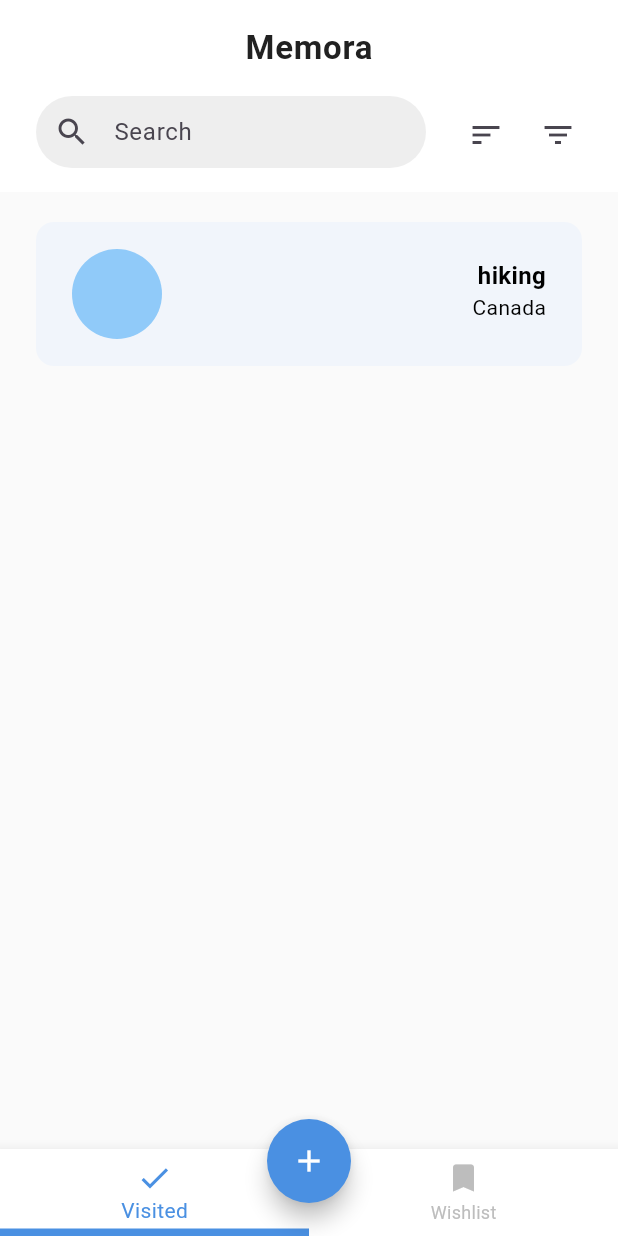
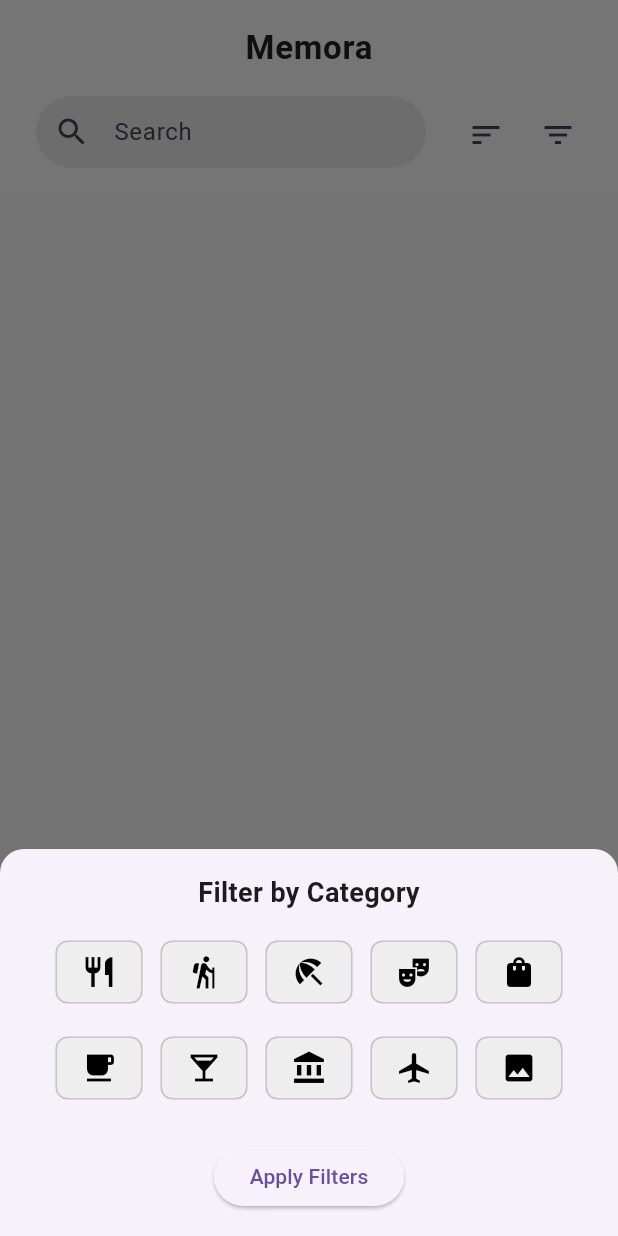
Before and after one commit to LeblancJames/Memora, a Flutter app: the screen it shows after launch, after a tap on the "filter list" icon, on a phone screen of 412 x 824 dp. Run offline on Flutter 3.47's test engine with Material 3 defaults, Android fonts, the phone set to English and light mode, and no system bars; drawn by our look-alikes of flutter_slidable; our stand-ins replace sqflite, sqflite_common_ffi; accounts and stored records are empty.

Commit message:
filer UI

```diff
--- a/lib/activity_details.dart
+++ b/lib/activity_details.dart
@@ -97,6 +97,8 @@ class _ActivityDetailsState extends State<ActivityDetails> {
       } else {
         await updateActivity(newActivity);
       }
+      // ignore: use_build_context_synchronously
+      Navigator.pushNamed(context, '/');
     }
   }
 
@@ -284,7 +286,6 @@ class _ActivityDetailsState extends State<ActivityDetails> {
                     child: ElevatedButton(
                       onPressed: () {
                         addActivity();
-                        Navigator.pushNamed(context, '/');
                       },
                       style: ElevatedButton.styleFrom(
                         backgroundColor: const Color(0xFF4A90E2),
--- a/lib/databases/database_service.dart
+++ b/lib/databases/database_service.dart
@@ -29,31 +29,31 @@ Future<Database> databaseService() async {
   return database;
 }
 
-void buildDummy() async {
-  // // //dummy db
-  var hike = Activity(
-    id: 1,
-    name: 'hiking',
-    location: 'Canada',
-    categoriesOne: [false, true, false, false, false],
-    categoriesTwo: [false, false, false, false, false],
-    notes: 'abc',
-    rating: 3,
-    visited: true,
-  );
-  await insertActivity(hike);
+// void buildDummy() async {
+//   // // //dummy db
+//   var hike = Activity(
+//     id: 1,
+//     name: 'hiking',
+//     location: 'Canada',
+//     categoriesOne: [false, true, false, false, false],
+//     categoriesTwo: [false, false, false, false, false],
+//     notes: 'abc',
+//     rating: 3,
+//     visited: true,
+//   );
+//   await insertActivity(hike);
 
-  print(await getActivities());
+//   print(await getActivities());
 
-  // grocery = ToDoItem(id: grocery.id, name: grocery.name, description: 'beef');
-  // await updateToDoItem(grocery);
+//   // grocery = ToDoItem(id: grocery.id, name: grocery.name, description: 'beef');
+//   // await updateToDoItem(grocery);
 
-  // print(await getToDoItems());
+//   // print(await getToDoItems());
 
-  // // await deleteToDoItem(grocery.id);
+//   // // await deleteToDoItem(grocery.id);
 
-  // print(await getToDoItems());
-}
+//   // print(await getToDoItems());
+// }
 
 Future<void> insertActivity(Activity activity) async {
   final db = await databaseService();
@@ -64,9 +64,21 @@ Future<void> insertActivity(Activity activity) async {
   );
 }
 
-Future<List<Activity>> getActivities() async {
+Future<List<Activity>> getVisistedActivities() async {
   final db = await databaseService();
-  final List<Map<String, Object?>> activitiesMap = await db.query('activities');
+  final List<Map<String, Object?>> activitiesMap = await db.query(
+    'activities',
+    where: 'visited = 1',
+  );
+  return activitiesMap.map((map) => Activity.fromMap(map)).toList();
+}
+
+Future<List<Activity>> getWishActivities() async {
+  final db = await databaseService();
+  final List<Map<String, Object?>> activitiesMap = await db.query(
+    'activities',
+    where: 'visited = 0',
+  );
   return activitiesMap.map((map) => Activity.fromMap(map)).toList();
 }
 
--- /dev/null
+++ b/lib/filter_modal.dart
@@ -0,0 +1,102 @@
+import 'package:flutter/material.dart';
+
+void showFilterModal({
+  required BuildContext context,
+  required List<IconData> categories,
+  required List<IconData> categoriesTwo,
+  required List<bool> selectedFiltersOne,
+  required List<bool> selectedFiltersTwo,
+  required Function(int index, bool selected) onFilterToggleOne,
+  required Function(int index, bool selected) onFilterToggleTwo,
+  required VoidCallback onApply,
+}) {
+  showModalBottomSheet(
+    context: context,
+    shape: const RoundedRectangleBorder(
+      borderRadius: BorderRadius.vertical(top: Radius.circular(16)),
+    ),
+    builder: (context) {
+      return StatefulBuilder(
+        builder: (context, setModalState) {
+          return Padding(
+            padding: const EdgeInsets.all(16),
+            child: Column(
+              mainAxisSize: MainAxisSize.min,
+              crossAxisAlignment: CrossAxisAlignment.center,
+              children: [
+                const Text(
+                  "Filter by Category",
+                  style: TextStyle(fontSize: 18, fontWeight: FontWeight.bold),
+                ),
+                const SizedBox(height: 16),
+
+                // Row 1
+                Wrap(
+                  spacing: 12,
+                  runSpacing: 12,
+                  children: List.generate(categories.length, (index) {
+                    return FilterChip(
+                      label: Icon(
+                        categories[index],
+                        color:
+                            selectedFiltersOne[index]
+                                ? Colors.blue
+                                : Colors.black,
+                      ),
+                      selected: selectedFiltersOne[index],
+                      showCheckmark: false,
+                      selectedColor: Colors.blue[100],
+                      backgroundColor: Colors.grey[200],
+                      onSelected: (selected) {
+                        onFilterToggleOne(index, selected);
+                        setModalState(() {});
+                      },
+                    );
+                  }),
+                ),
+
+                const SizedBox(height: 16),
+
+                // Row 2
+                Wrap(
+                  spacing: 12,
+                  runSpacing: 12,
+                  children: List.generate(categoriesTwo.length, (index) {
+                    return FilterChip(
+                      label: Icon(
+                        categoriesTwo[index],
+                        color:
+                            selectedFiltersTwo[index]
+                                ? Colors.blue
+                                : Colors.black,
+                      ),
+                      selected: selectedFiltersTwo[index],
+                      showCheckmark: false,
+                      selectedColor: Colors.blue[100],
+                      backgroundColor: Colors.grey[200],
+                      onSelected: (selected) {
+                        onFilterToggleTwo(index, selected);
+                        setModalState(() {});
+                      },
+                    );
+                  }),
+                ),
+
+                const SizedBox(height: 24),
+                Center(
+                  child: ElevatedButton(
+                    onPressed: () {
+                      Navigator.pop(context);
+                      onApply();
+                    },
+                    child: const Text('Apply Filters'),
+                  ),
+                ),
+              ],
+            ),
+          );
+        },
+      );
+    },
+  );
+}
--- a/lib/main.dart
+++ b/lib/main.dart
@@ -1,17 +1,23 @@
+import 'dart:io';
+
 import 'package:flutter/material.dart';
 import 'package:memora/activity_details.dart';
-import 'package:memora/databases/database_service.dart';
+// import 'package:memora/databases/database_service.dart';
 import 'package:memora/models/activity_model.dart';
 import 'package:memora/visited_page.dart';
 import 'package:memora/wish_list.dart';
 import 'package:sqflite_common_ffi/sqflite_ffi.dart';
 
+void initDatabase() {
+  if (Platform.isWindows || Platform.isLinux || Platform.isMacOS) {
+    sqfliteFfiInit();
+    databaseFactory = databaseFactoryFfi;
+  }
+}
+
 void main() {
-  sqfliteFfiInit();
-  databaseFactory = databaseFactoryFfi;
+  initDatabase();
   WidgetsFlutterBinding.ensureInitialized();
-  buildDummy();
-
   runApp(const MyApp());
 }
 
@@ -54,17 +60,19 @@ class MyHomePageState extends State<MyHomePage> {
       curve: Curves.ease,
     );
   }
+
   //swipe functionality
-  // void onPageChanged(int index) {
-  //   setState(() {
-  //     selectedIndex = index;
-  //   });
-  // }
+  void onPageChanged(int index) {
+    setState(() {
+      selectedIndex = index;
+    });
+  }
 
   @override
   Widget build(BuildContext context) {
     return Scaffold(
       appBar: AppBar(
+        automaticallyImplyLeading: false,
         centerTitle: true,
         backgroundColor: Colors.white,
         title: Text(
@@ -80,7 +88,7 @@ class MyHomePageState extends State<MyHomePage> {
       ),
       body: PageView(
         controller: pageController,
-        // onPageChanged: onPageChanged, //swipe functionality
+        onPageChanged: onPageChanged, //swipe functionality
         children: const [VisitedPage(), WishListPage()],
       ),
       floatingActionButton: Padding(
--- a/lib/visited_page.dart
+++ b/lib/visited_page.dart
@@ -2,6 +2,7 @@ import 'package:flutter/material.dart';
 import 'package:flutter_slidable/flutter_slidable.dart';
 import 'package:memora/activity_details.dart';
 import 'package:memora/databases/database_service.dart';
+import 'package:memora/filter_modal.dart';
 import 'package:memora/models/activity_model.dart';
 
 class VisitedPage extends StatefulWidget {
@@ -12,19 +13,40 @@ class VisitedPage extends StatefulWidget {
 }
 
 class _VisitedPageState extends State<VisitedPage> {
+  final List<IconData> categories = [
+    Icons.restaurant, // Food & Drink
+    Icons.hiking, // Outdoor Adventures
+    Icons.beach_access, // Shopping
+    Icons.theater_comedy, // Entertainment
+    Icons.shopping_bag, // Shopping
+  ];
+  final List<IconData> categoriesSecondRow = [
+    Icons.local_cafe, // Cafe
+    Icons.local_bar, // Bar
+    Icons.account_balance, // Museums/Historical Sites
+    Icons.airplanemode_active, //Travel destinations
+    Icons.photo, // Other
+  ];
+
+  List<Activity> activities = [];
+  List<Activity> filteredActivities = [];
+  late List<bool> selectedCategoryFiltersOne;
+  late List<bool> selectedCategoryFiltersTwo;
   // List<Activity> items = [];
   final TextEditingController searchController = TextEditingController();
   String searchQuery = "";
-  List<Activity> activities = [];
 
   @override
   void initState() {
     super.initState();
     loadActivities(); //Load items when widget initializes, basically calls the async function we create here
+
+    selectedCategoryFiltersOne = List.filled(categories.length, false);
+    selectedCategoryFiltersTwo = List.filled(categoriesSecondRow.length, false);
   }
 
   Future<void> loadActivities() async {
-    List<Activity> fetchedActivities = await getActivities();
+    List<Activity> fetchedActivities = await getVisistedActivities();
     setState(() {
       activities =
           fetchedActivities; //Update UI when data is ready, changes the variable list to fetched items
@@ -36,6 +58,25 @@ class _VisitedPageState extends State<VisitedPage> {
 
     setState(() {
       activities.removeWhere((item) => item.id == id);
+    });
+  }
+
+  void applyFilters() {
+    setState(() {
+      filteredActivities =
+          activities.where((activity) {
+            for (int i = 0; i < selectedCategoryFiltersOne.length; i++) {
+              if (selectedCategoryFiltersOne[i] && activity.categoriesOne[i]) {
+                return true;
+              }
+            }
+            for (int i = 0; i < selectedCategoryFiltersTwo.length; i++) {
+              if (selectedCategoryFiltersTwo[i] && activity.categoriesTwo[i]) {
+                return true;
+              }
+            }
+            return false;
+          }).toList();
     });
   }
 
@@ -99,7 +140,7 @@ class _VisitedPageState extends State<VisitedPage> {
                 icon: const Icon(Icons.sort),
                 tooltip: 'Sort',
                 onPressed: () {
-                  // TODO: Implement sort logic
+                  doNothing(context);
                 },
               ),
             ),
@@ -115,7 +156,24 @@ class _VisitedPageState extends State<VisitedPage> {
                 icon: const Icon(Icons.filter_list),
                 tooltip: 'Filter',
                 onPressed: () {
-                  // TODO: Open filter modal or sheet
+                  showFilterModal(
+                    context: context,
+                    categories: categories,
+                    categoriesTwo: categoriesSecondRow,
+                    selectedFiltersOne: selectedCategoryFiltersOne,
+                    selectedFiltersTwo: selectedCategoryFiltersTwo,
+                    onFilterToggleOne: (index, selected) {
+                      setState(() {
+                        selectedCategoryFiltersOne[index] = selected;
+                      });
+                    },
+                    onFilterToggleTwo: (index, selected) {
+                      setState(() {
+                        selectedCategoryFiltersTwo[index] = selected;
+                      });
+                    },
+                    onApply: applyFilters,
+                  );
                 },
               ),
             ),
--- a/lib/wish_list.dart
+++ b/lib/wish_list.dart
@@ -1,6 +1,8 @@
 import 'package:flutter/material.dart';
 import 'package:flutter_slidable/flutter_slidable.dart';
 import 'package:memora/activity_details.dart';
+import 'package:memora/databases/database_service.dart';
+import 'package:memora/models/activity_model.dart';
 
 class WishListPage extends StatefulWidget {
   const WishListPage({super.key});
@@ -13,21 +15,37 @@ class _WishListPageState extends State<WishListPage> {
   // List<Activity> items = [];
   final TextEditingController searchController = TextEditingController();
   String searchQuery = "";
-  List<String> places = [
-    'Restaraunt',
-    'Restaraunt',
-    'Restaraunt',
-    'Restaraunt',
-    'Restaraunt',
-  ];
+  List<Activity> activities = [];
+
+  @override
+  void initState() {
+    super.initState();
+    loadActivities(); //Load items when widget initializes, basically calls the async function we create here
+  }
+
+  Future<void> loadActivities() async {
+    List<Activity> fetchedActivities = await getWishActivities();
+    setState(() {
+      activities =
+          fetchedActivities; //Update UI when data is ready, changes the variable list to fetched items
+    });
+  }
+
+  void deleteItems(int id) {
+    deleteActivity(id);
+
+    setState(() {
+      activities.removeWhere((item) => item.id == id);
+    });
+  }
 
   @override
   Widget build(BuildContext context) {
-    final filteredPlaces =
-        places
+    final filteredActivities =
+        activities
             .where(
               (place) =>
-                  place.toLowerCase().contains(searchQuery.toLowerCase()),
+                  place.name.toLowerCase().contains(searchQuery.toLowerCase()),
             )
             .toList();
 
@@ -109,7 +127,7 @@ class _WishListPageState extends State<WishListPage> {
             padding: EdgeInsets.only(top: 12),
             color: Color(0xFFFAFAFA),
             child: ListView.builder(
-              itemCount: filteredPlaces.length,
+              itemCount: filteredActivities.length,
               itemBuilder: (BuildContext context, int index) {
                 return Column(
                   children: [
@@ -120,21 +138,24 @@ class _WishListPageState extends State<WishListPage> {
                           context,
                           MaterialPageRoute(
                             builder:
-                                // (context) => Activitydetails(toDoItem: items[index]),
-                                (context) => ActivityDetails(),
+                                (context) => ActivityDetails(
+                                  activity: activities[index],
+                                ),
                           ),
                         );
                       },
                       child: Slidable(
                         // Specify a key if the Slidable is dismissible.
-                        key: ValueKey(filteredPlaces[index]),
+                        key: ValueKey(filteredActivities[index]),
                         // The end action pane is the one at the right or the bottom side.
                         endActionPane: ActionPane(
                           motion: const ScrollMotion(),
                           children: [
                             SlidableAction(
-                              // onPressed: (context) => deleteItems(items[index]),
-                              onPressed: doNothing,
+                              onPressed:
+                                  (context) =>
+                                      deleteItems(activities[index].id!),
+
                               backgroundColor: const Color(0xFFFE4A49),
                               foregroundColor: const Color.fromARGB(
                                 255,
@@ -176,11 +197,8 @@ class _WishListPageState extends State<WishListPage> {
                                   //   ),
                                   // ),
                                   decoration: BoxDecoration(
-                                    color:
-                                        Colors.blue[200], // 🎨 Your fill color
-                                    shape:
-                                        BoxShape
-                                            .circle, // ✅ Makes it a perfect circle
+                                    color: Colors.blue[200],
+                                    shape: BoxShape.circle,
                                   ),
                                 ),
                                 Padding(
@@ -189,7 +207,7 @@ class _WishListPageState extends State<WishListPage> {
                                     crossAxisAlignment: CrossAxisAlignment.end,
                                     children: [
                                       Text(
-                                        filteredPlaces[index],
+                                        filteredActivities[index].name,
                                         style: TextStyle(
                                           fontWeight: FontWeight.w600,
                                           fontSize: 16,
@@ -202,7 +220,8 @@ class _WishListPageState extends State<WishListPage> {
                                         ),
                                       ),
                                       Text(
-                                        filteredPlaces[index],
+                                        filteredActivities[index].location ??
+                                            "",
                                         style: TextStyle(
                                           color: const Color.fromARGB(
                                             255,
```
Also changed, not shown: 1 other file.
